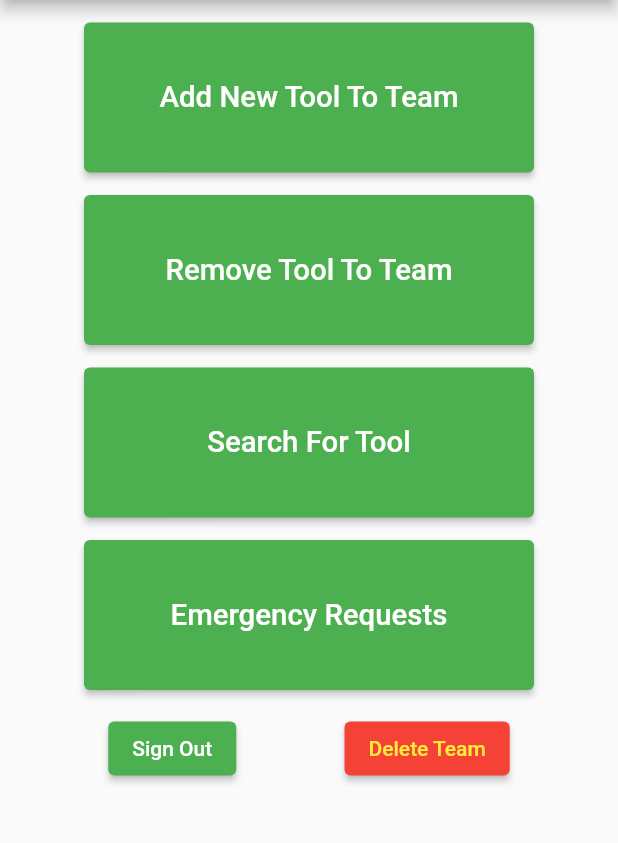
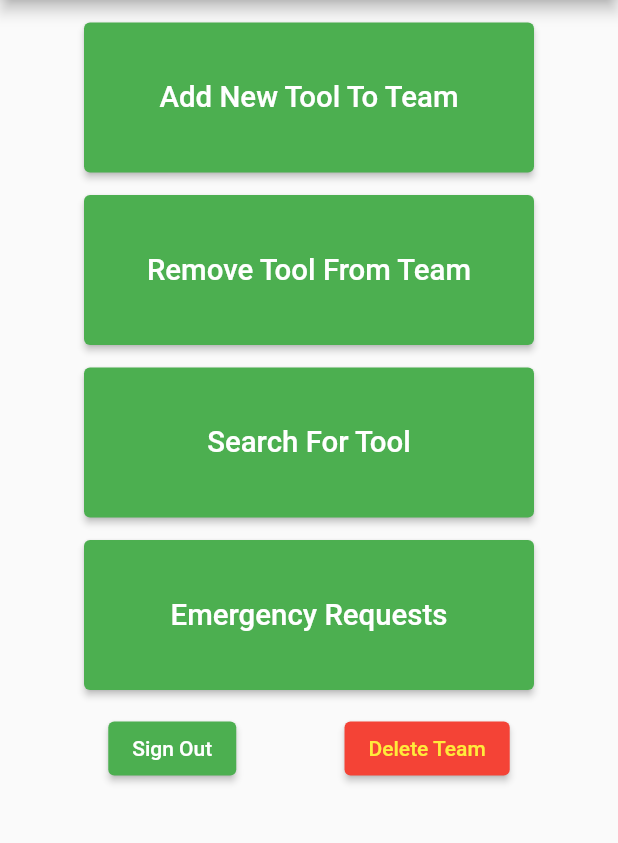
Before and after one commit to mscott999/Tool-Share, a Flutter app: the HomeView screen opened directly, on a phone screen of 412 x 824 dp, the part 84-927 px from its top. Run offline on Flutter 3.47's test engine with Material 2 defaults, Android fonts, the phone set to English and light mode, and no system bars; our stand-ins replace google_maps_flutter, numberpicker.

Commit message:
final comit

```diff
--- a/lib/model/Team.dart
+++ b/lib/model/Team.dart
@@ -29,7 +29,6 @@ class Team {
       : _number = int.parse(json['_number']),
         _location = LatLng(
             double.parse(json['_latitude']), double.parse(json['_longitude'])),
-        //Follow this.
         _toolList =
             json['_toolList'].map<Tool>((i) => Tool.fromJson(i)).toList(),
         _emergencyRequests = json['_emergencyReqeusts']
--- a/lib/view/HomeView.dart
+++ b/lib/view/HomeView.dart
@@ -54,8 +54,8 @@ class HomeView extends StatelessWidget {
                     onPressed: () {
                       HomeViewModel.routeToDeleteTool(context);
                     },
-                    child:
-                        const Text('Remove Tool To Team', textScaleFactor: 1.4),
+                    child: const Text('Remove Tool From Team',
+                        textScaleFactor: 1.4),
                   ),
                 ),
                 Padding(
```
